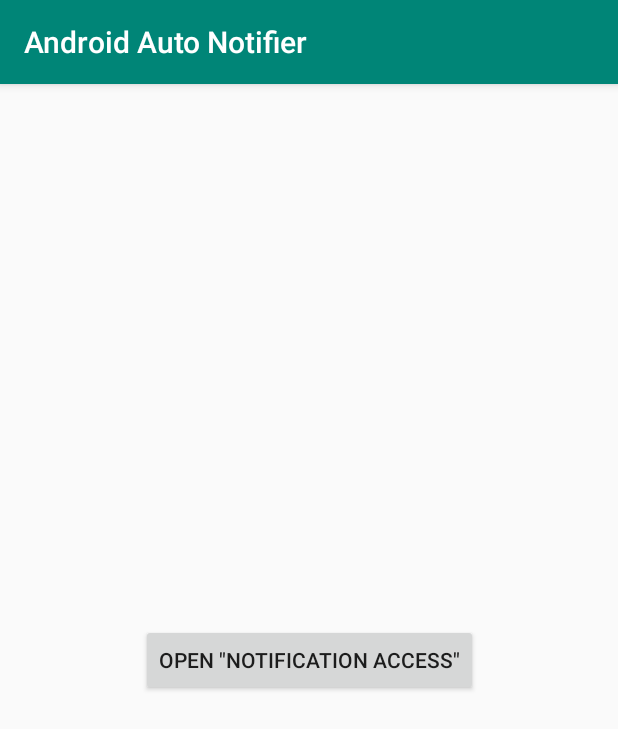
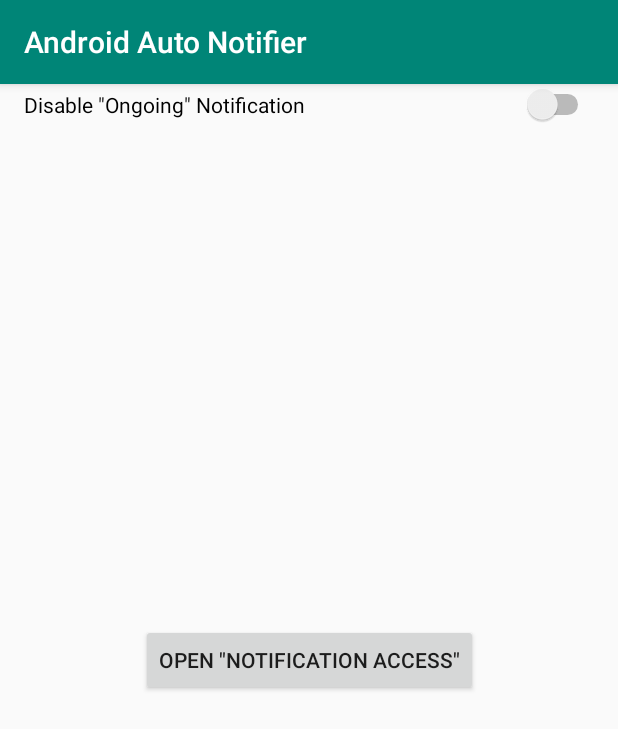
Before and after one commit to sckzw/AANotifier, an Android app: the screen it shows after launch (MainActivity), on a phone screen of 412 x 824 dp. Shown: the top 729 px of the screen. Run offline under Robolectric (Android 15) with nearby library versions, the phone set to English and light mode, and no system bars.

Commit message:
Added "Ongoing" Notification Pref.

```diff
--- a/mobile/src/main/java/io/github/sckzw/aanotifier/MessageReadReceiver.java
+++ b/mobile/src/main/java/io/github/sckzw/aanotifier/MessageReadReceiver.java
@@ -10,7 +10,7 @@ public class MessageReadReceiver extends BroadcastReceiver {
 
     @Override
     public void onReceive( Context context, Intent intent ) {
-        if ( MessagingService.READ_ACTION.equals( intent.getAction() ) ) {
+        if ( MessagingService.INTENT_ACTION_READ_MESSAGE.equals( intent.getAction() ) ) {
             int conversationId = intent.getIntExtra( MessagingService.CONVERSATION_ID, -1 );
             if ( conversationId != -1 ) {
                 Log.d( TAG, "Conversation " + conversationId + " read action." );
--- a/mobile/src/main/java/io/github/sckzw/aanotifier/MessageReplyReceiver.java
+++ b/mobile/src/main/java/io/github/sckzw/aanotifier/MessageReplyReceiver.java
@@ -11,7 +11,7 @@ public class MessageReplyReceiver extends BroadcastReceiver {
 
     @Override
     public void onReceive( Context context, Intent intent ) {
-        if ( MessagingService.REPLY_ACTION.equals( intent.getAction() ) ) {
+        if ( MessagingService.INTENT_ACTION_REPLY_MESSAGE.equals( intent.getAction() ) ) {
             int conversationId = intent.getIntExtra( MessagingService.CONVERSATION_ID, -1 );
             if ( conversationId != -1 ) {
                 Log.d( TAG, "Conversation " + conversationId + " reply action." );
--- a/mobile/src/main/res/layout/activity_main.xml
+++ b/mobile/src/main/res/layout/activity_main.xml
@@ -16,4 +16,14 @@
         app:layout_constraintStart_toStartOf="parent"
         app:layout_constraintTop_toTopOf="parent" />
 
+    <Switch
+        android:id="@+id/switch_disable_ongoing_notification"
+        android:layout_width="match_parent"
+        android:layout_height="wrap_content"
+        android:paddingLeft="?attr/listPreferredItemPaddingLeft"
+        android:paddingRight="?attr/listPreferredItemPaddingRight"
+        android:text="@string/disable_ongoing_notification"
+        tools:layout_editor_absoluteX="167dp"
+        tools:layout_editor_absoluteY="486dp" />
+
 </androidx.constraintlayout.widget.ConstraintLayout>
--- a/mobile/src/main/res/values/strings.xml
+++ b/mobile/src/main/res/values/strings.xml
@@ -1,4 +1,5 @@
 <resources>
     <string name="app_name">Android Auto Notifier</string>
     <string name="open_notification_access">Open \"Notification Access\"</string>
+    <string name="disable_ongoing_notification">Disable \"Ongoing\" Notification</string>
 </resources>
```
Also changed, not shown: mobile/src/main/java/io/github/sckzw/aanotifier/MainActivity.java (+12 -0 lines), mobile/src/main/java/io/github/sckzw/aanotifier/MessagingService.java (+33 -8 lines), 1 other file.
